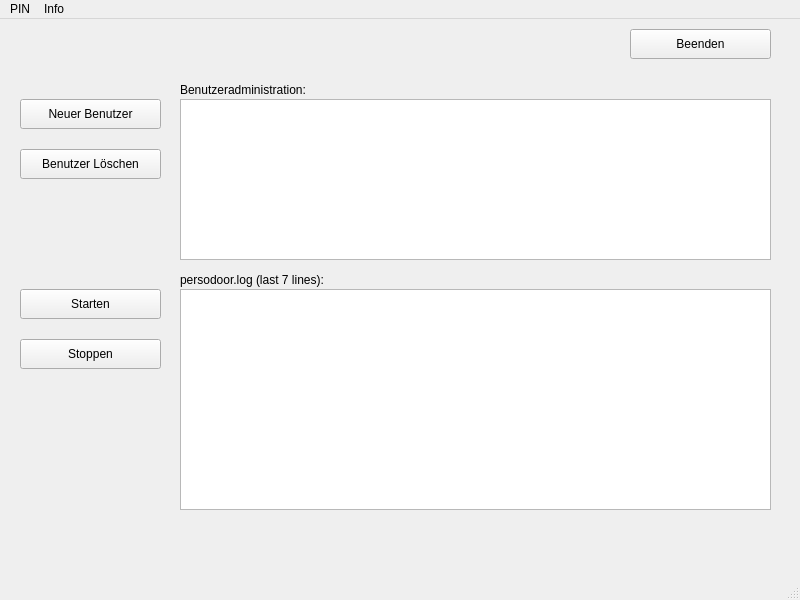
Above: QtProjectMyPersoDoor/mainwindow.ui from buergerservice-org/MyPersoDoor before the change. Below: the same form after it.
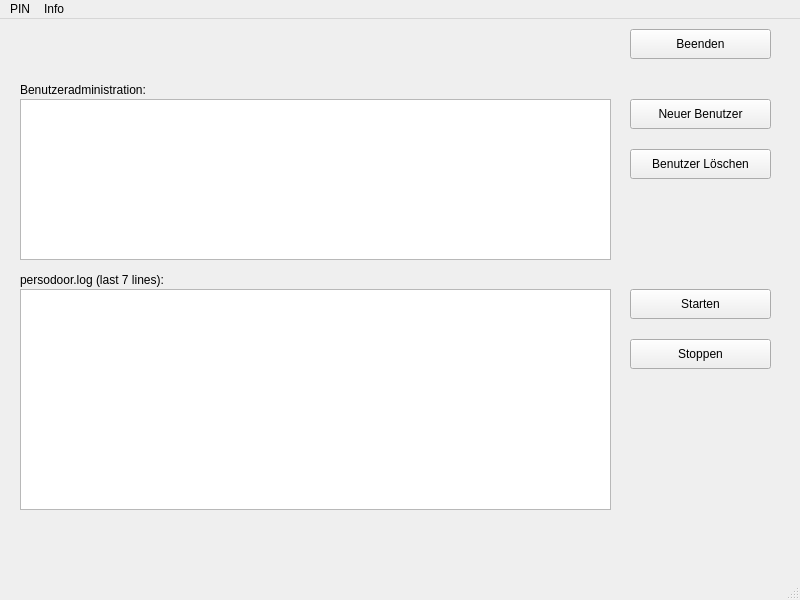
That is the form after the change. Icons and pictures are not drawn.

```diff
--- a/QtProjectMyPersoDoor/mainwindow.ui
+++ b/QtProjectMyPersoDoor/mainwindow.ui
@@ -46,7 +46,7 @@
    <widget class="QPushButton" name="adduButton">
     <property name="geometry">
      <rect>
-      <x>20</x>
+      <x>630</x>
       <y>80</y>
       <width>141</width>
       <height>30</height>
@@ -59,7 +59,7 @@
    <widget class="QPushButton" name="deluButton">
     <property name="geometry">
      <rect>
-      <x>20</x>
+      <x>630</x>
       <y>130</y>
       <width>141</width>
       <height>30</height>
@@ -72,7 +72,7 @@
    <widget class="QTextEdit" name="textEdit">
     <property name="geometry">
      <rect>
-      <x>180</x>
+      <x>20</x>
       <y>270</y>
       <width>591</width>
       <height>221</height>
@@ -82,7 +82,7 @@
    <widget class="QPushButton" name="startButton">
     <property name="geometry">
      <rect>
-      <x>20</x>
+      <x>630</x>
       <y>270</y>
       <width>141</width>
       <height>30</height>
@@ -95,7 +95,7 @@
    <widget class="QPushButton" name="stopButton">
     <property name="geometry">
      <rect>
-      <x>20</x>
+      <x>630</x>
       <y>320</y>
       <width>141</width>
       <height>30</height>
@@ -108,7 +108,7 @@
    <widget class="QLabel" name="label">
     <property name="geometry">
      <rect>
-      <x>180</x>
+      <x>20</x>
       <y>60</y>
       <width>201</width>
       <height>22</height>
@@ -121,7 +121,7 @@
    <widget class="QLabel" name="label_2">
     <property name="geometry">
      <rect>
-      <x>180</x>
+      <x>20</x>
       <y>250</y>
       <width>231</width>
       <height>22</height>
@@ -134,7 +134,7 @@
    <widget class="QListWidget" name="listWidget">
     <property name="geometry">
      <rect>
-      <x>180</x>
+      <x>20</x>
       <y>80</y>
       <width>591</width>
       <height>161</height>
```
Left out of the diff: 6 changed lines with no effect on the pictures.
